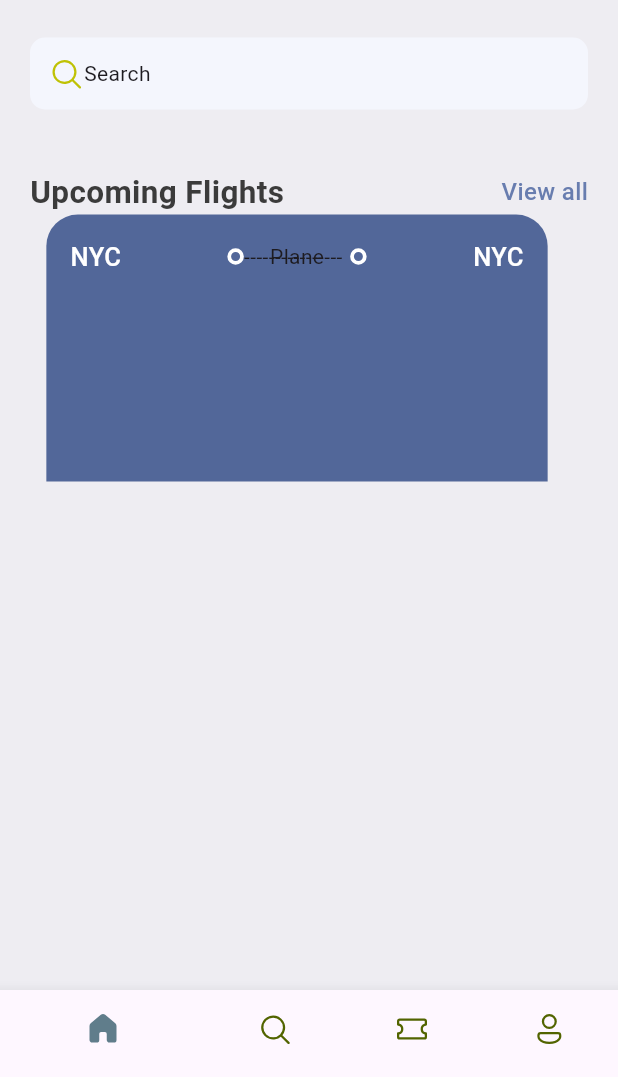
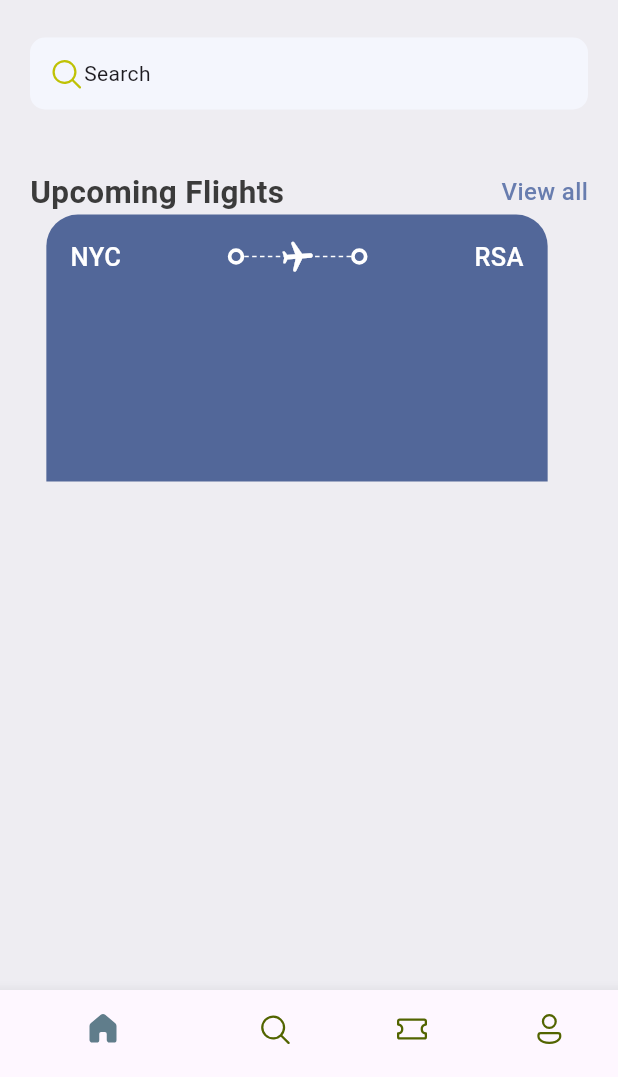
Before and after one commit to Gontse/ticket_app, a Flutter app: the screen it shows after launch, on a phone screen of 412 x 824 dp, the part 159-1236 px from its top. Run offline on Flutter 3.47's test engine with Material 3 defaults, Android fonts, the phone set to English and light mode, and no system bars; our stand-ins replace fluentui_icons.

Commit message:
Completed Plane ticket pt1

```diff
--- /dev/null
+++ b/lib/Core/Widgets/app_layoutbuilder.dart
@@ -0,0 +1,30 @@
+import 'package:flutter/cupertino.dart';
+import 'package:flutter/material.dart';
+
+class AppLayoutBuilderWidget extends StatelessWidget {
+
+  final int randomDivider;
+
+  const AppLayoutBuilderWidget({super.key, required this.randomDivider});
+
+  @override
+  Widget build(BuildContext context) {
+    return LayoutBuilder(builder: (BuildContext context, BoxConstraints constraints) {
+      return Flex(
+        mainAxisAlignment: MainAxisAlignment.spaceBetween,
+        direction: Axis.horizontal,
+        children: List.generate(
+            (constraints.constrainWidth()/randomDivider).floor(),
+            (index) => const SizedBox(
+              width: 3,
+              height: 1,
+              child: DecoratedBox(
+                decoration: BoxDecoration(
+                  color: Colors.white
+                ),
+              ),
+            )),
+      );
+    });
+  }
+}
--- a/lib/Core/Widgets/ticket_view.dart
+++ b/lib/Core/Widgets/ticket_view.dart
@@ -1,5 +1,6 @@
 import 'package:flutter/cupertino.dart';
 import 'package:flutter/material.dart';
+import 'package:ticket_app/Core/Widgets/app_layoutbuilder.dart';
 import 'package:ticket_app/Core/Widgets/big_dot.dart';
 import 'package:ticket_app/res/Styles/app_styles.dart';
 
@@ -8,40 +9,55 @@ class TicketView extends StatelessWidget {
 
   @override
   Widget build(BuildContext context) {
-
     final size = MediaQuery.of(context).size;
     return SizedBox(
-      width: size.width*0.85,
+      width: size.width * 0.85,
       height: 178,
       child: Container(
-        margin: EdgeInsets.only(right: 16),
-        padding: EdgeInsets.all(16),
-        child: Center(child: Column(
+        margin: const EdgeInsets.only(right: 16),
+        padding: const EdgeInsets.all(16),
+        decoration: BoxDecoration(
+            color: AppStyles.ticketBlue,
+            borderRadius: const BorderRadius.only(
+                topLeft: Radius.circular(21), topRight: Radius.circular(21))),
+        child: Center(
+            child: Column(
           children: [
             Row(
               children: [
-                Text("NYC", style: AppStyles.headlineStyle3.copyWith(
-                  color: Colors.white),),
+                Text(
+                  "NYC",
+                  style: AppStyles.headlineStyle3.copyWith(color: Colors.white),
+                ),
                 Expanded(child: Container()),
-                BigDot(),
-                Expanded(child: Stack(children: [
-                  SizedBox(
-                    child: Text("----------------"),
-                  ),
-                  Center(child: Text("Plane"),)
-                ],)),
-                BigDot(),
+                const BigDot(),
+                Expanded(
+                    child: Stack(children: [
+                  const SizedBox(
+                      height: 24,
+                      child: AppLayoutBuilderWidget(
+                        randomDivider: 5,
+                      )),
+                  Center(
+                    child: Transform.rotate(
+                      angle: 1.5,
+                      child: const Icon(
+                        Icons.local_airport_rounded,
+                        color: Colors.white,
+                      ),
+                    ),
+                  )
+                ])),
+                const BigDot(),
                 Expanded(child: Container()),
-                Text("NYC", style: AppStyles.headlineStyle3.copyWith(
-                    color: Colors.white),),
+                Text(
+                  "RSA",
+                  style: AppStyles.headlineStyle3.copyWith(color: Colors.white),
+                ),
               ],
             )
           ],
         )),
-        decoration: BoxDecoration(
-          color: AppStyles.ticketBlue,
-            borderRadius: BorderRadius.only(
-                topLeft: Radius.circular(21), topRight: Radius.circular(21))),
       ),
     );
   }
```
